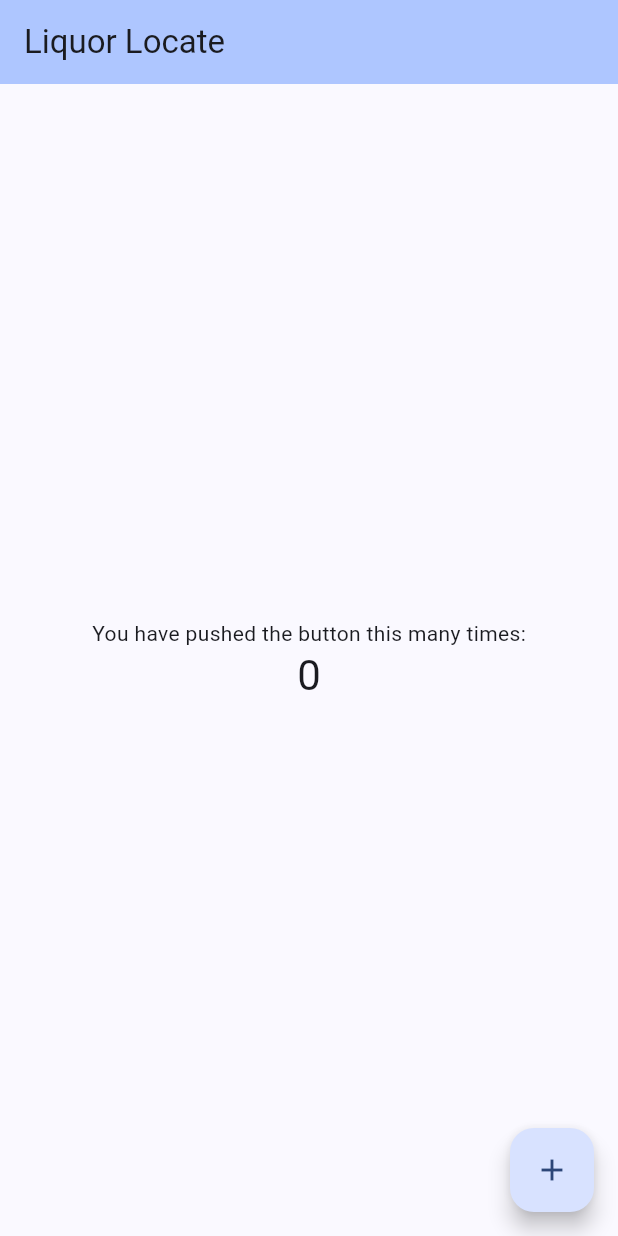
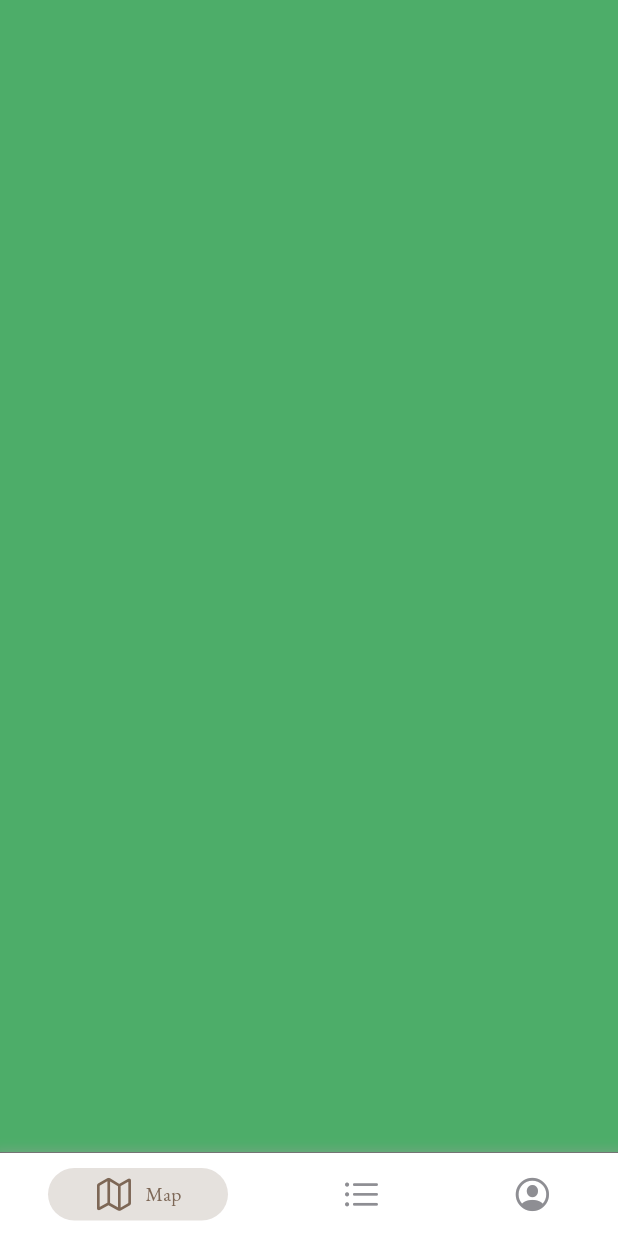
Before and after one commit to davhumich/liquor_locate, a Flutter app: the screen it shows after launch, on a phone screen of 412 x 824 dp. Run offline on Flutter 3.47's test engine with Material 3 defaults, Android fonts, the light colour scheme and no system bars; drawn by our look-alikes of persistent_bottom_nav_bar; our stand-ins replace google_fonts.

Commit message:
Constructed Basic Scaffold.

```diff
--- /dev/null
+++ b/lib/ListView/list_view.dart
@@ -0,0 +1,15 @@
+import 'package:flutter/material.dart';
+
+class ListView extends StatefulWidget {
+  const ListView({ super.key });
+
+  @override
+  State<ListView> createState() => _ListView();
+}
+
+class _ListView extends State<ListView> {
+  @override
+  Widget build(BuildContext context) {
+    return Container(color: const Color(0xFFFFE306));
+  }
+}
--- /dev/null
+++ b/lib/MapView/map_view.dart
@@ -0,0 +1,15 @@
+import 'package:flutter/material.dart';
+
+class MapView extends StatefulWidget {
+  const MapView({ super.key });
+
+  @override
+  State<MapView> createState() => _MapView();
+}
+
+class _MapView extends State<MapView> {
+  @override
+  Widget build(BuildContext context) {
+    return Container(color: Color.fromARGB(255, 77, 173, 105));
+  }
+}
--- /dev/null
+++ b/lib/ProfileView/profile_view.dart
@@ -0,0 +1,15 @@
+import 'package:flutter/material.dart';
+
+class ProfileView extends StatefulWidget {
+  const ProfileView({ super.key });
+
+  @override
+  State<ProfileView> createState() => _ProfileView();
+}
+
+class _ProfileView extends State<ProfileView> {
+  @override
+  Widget build(BuildContext context) {
+    return Container(color: Color.fromARGB(255, 111, 96, 172));
+  }
+}
--- a/lib/main.dart
+++ b/lib/main.dart
@@ -1,4 +1,9 @@
+import 'package:flutter/cupertino.dart';
 import 'package:flutter/material.dart';
+import 'package:liquor_locate/MapView/map_view.dart';
+import 'package:liquor_locate/ProfileView/profile_view.dart';
+import 'package:persistent_bottom_nav_bar/persistent_tab_view.dart';
+import 'package:google_fonts/google_fonts.dart';
 
 void main() {
   runApp(const MyApp());
@@ -31,6 +36,9 @@ class MyHomePage extends StatefulWidget {
 }
 
 class _MyHomePageState extends State<MyHomePage> {
+  final PersistentTabController _controller =
+      PersistentTabController(initialIndex: 0);
+
   int _counter = 0;
 
   void _incrementCounter() {
@@ -41,30 +49,57 @@ class _MyHomePageState extends State<MyHomePage> {
 
   @override
   Widget build(BuildContext context) {
-    return Scaffold(
-      appBar: AppBar(
-        backgroundColor: Theme.of(context).colorScheme.inversePrimary,
-        title: Text(widget.title),
-      ),
-      body: Center(
-        child: Column(
-          mainAxisAlignment: MainAxisAlignment.center,
-          children: [
-            Text(
-              'You have pushed the button this many times:',
-            ),
-            Text(
-              '$_counter',
-              style: Theme.of(context).textTheme.headlineMedium,
-            ),
-          ]
-        ),
-      ),
-      floatingActionButton: FloatingActionButton(
-        onPressed: _incrementCounter,
-        tooltip: 'Increment',
-        child: const Icon(Icons.add),
-      ),
-    );
+    return PersistentTabView(
+                  context,
+                  hideNavigationBarWhenKeyboardShows: true,
+                  controller: _controller,
+                  screens: [
+                    MapView(),
+                    ListView(),
+                    ProfileView(),
+                  ],
+                  items: _navBarsItems(),
+                  navBarStyle: NavBarStyle.style1,
+                  decoration: NavBarDecoration(
+                    border: const Border(
+                      top: BorderSide(width: 0.3),
+                    ),
+                    boxShadow: [
+                      BoxShadow(
+                        color: Colors.grey.withOpacity(0.5),
+                        spreadRadius: 4,
+                        blurRadius: 6,
+                        offset:
+                            const Offset(0, 3), // changes position of shadow
+                      ),
+                    ],
+                  ),
+                );
   }
 }
+
+List<PersistentBottomNavBarItem> _navBarsItems() {
+  return [
+    PersistentBottomNavBarItem(
+      icon: const Icon(CupertinoIcons.map),
+      title: ("Map"),
+      activeColorPrimary: const Color(0xFF7D6756),
+      inactiveColorPrimary: CupertinoColors.systemGrey,
+      textStyle: GoogleFonts.ebGaramond(fontSize: 13),
+    ),
+    PersistentBottomNavBarItem(
+      icon: const Icon(CupertinoIcons.list_bullet),
+      title: ("List"),
+      activeColorPrimary: const Color(0xFF7D6756),
+      inactiveColorPrimary: CupertinoColors.systemGrey,
+      textStyle: GoogleFonts.ebGaramond(fontSize: 13),
+    ),
+    PersistentBottomNavBarItem(
+      icon: const Icon(CupertinoIcons.profile_circled),
+      title: ("Profile"),
+      activeColorPrimary: const Color(0xFF7D6756),
+      inactiveColorPrimary: CupertinoColors.systemGrey,
+      textStyle: GoogleFonts.ebGaramond(fontSize: 13),
+    ),
+  ];
+}
--- a/pubspec.yaml
+++ b/pubspec.yaml
@@ -35,6 +35,8 @@ dependencies:
   # The following adds the Cupertino Icons font to your application.
   # Use with the CupertinoIcons class for iOS style icons.
   cupertino_icons: ^1.0.2
+  persistent_bottom_nav_bar: ^5.0.2
+  google_fonts: ^6.1.0
 
 dev_dependencies:
   flutter_test:
```
Also changed, not shown: pubspec.lock, 10 other files.
